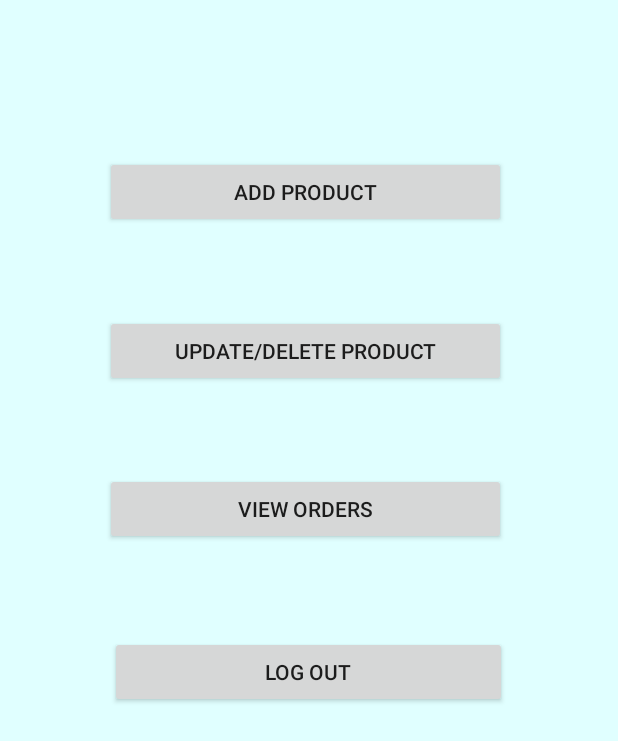
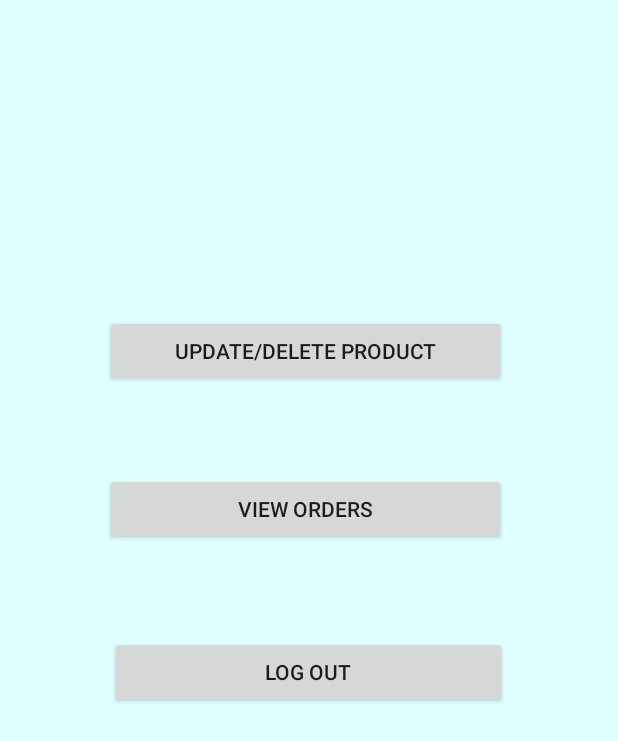
Before and after one commit to Leneeceel/PlantplantApp, an Android app: the AdminMain screen opened directly, with no data from a screen before it, on a phone screen of 412 x 824 dp. Shown: the top 741 px of the screen. Run offline under Robolectric (Android 15) with nearby library versions, the light colour scheme and no system bars; 1 statement that could not run was skipped.

Commit message:
20190417

```diff
--- a/app/src/main/res/layout/activity_admin_main.xml
+++ b/app/src/main/res/layout/activity_admin_main.xml
@@ -7,16 +7,16 @@
     tools:context=".AdminMain"
     android:background="@color/lightCyan">
 
-        <Button
-            android:id="@+id/addProductBtn"
-            android:layout_width="267dp"
-            android:layout_height="wrap_content"
-            android:layout_alignParentStart="true"
-            android:layout_alignParentTop="true"
-            android:layout_marginStart="70dp"
-            android:layout_marginTop="104dp"
-            android:onClick="addClicked"
-            android:text="@string/addBtn" />
+        <!--<Button-->
+            <!--android:id="@+id/addProductBtn"-->
+            <!--android:layout_width="267dp"-->
+            <!--android:layout_height="wrap_content"-->
+            <!--android:layout_alignParentStart="true"-->
+            <!--android:layout_alignParentTop="true"-->
+            <!--android:layout_marginStart="70dp"-->
+            <!--android:layout_marginTop="104dp"-->
+            <!--android:onClick="addClicked"-->
+            <!--android:text="@string/addBtn" />-->
 
         <Button
             android:id="@+id/updateProductBtn"
```
